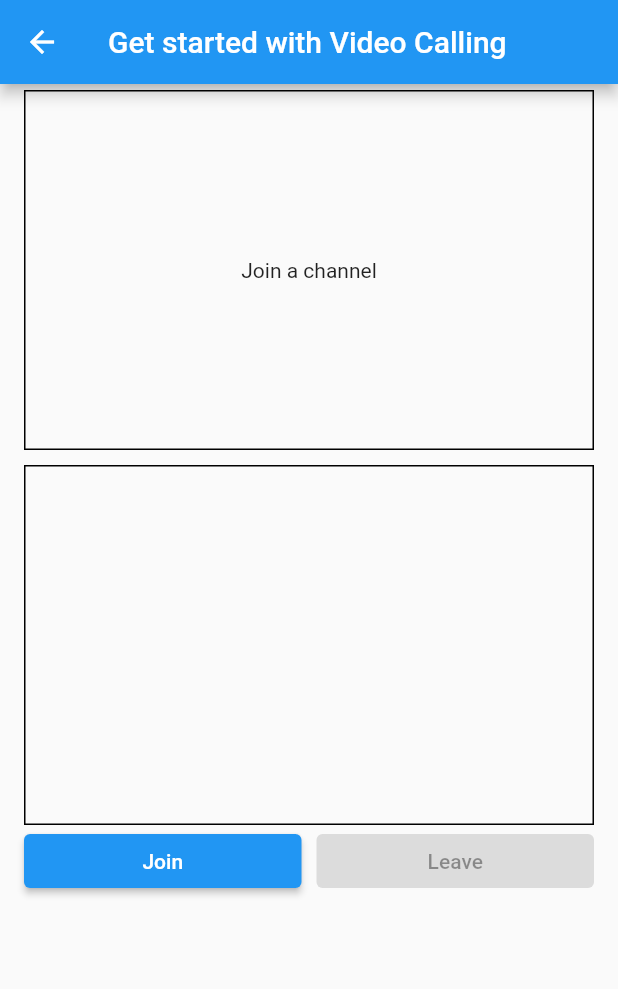
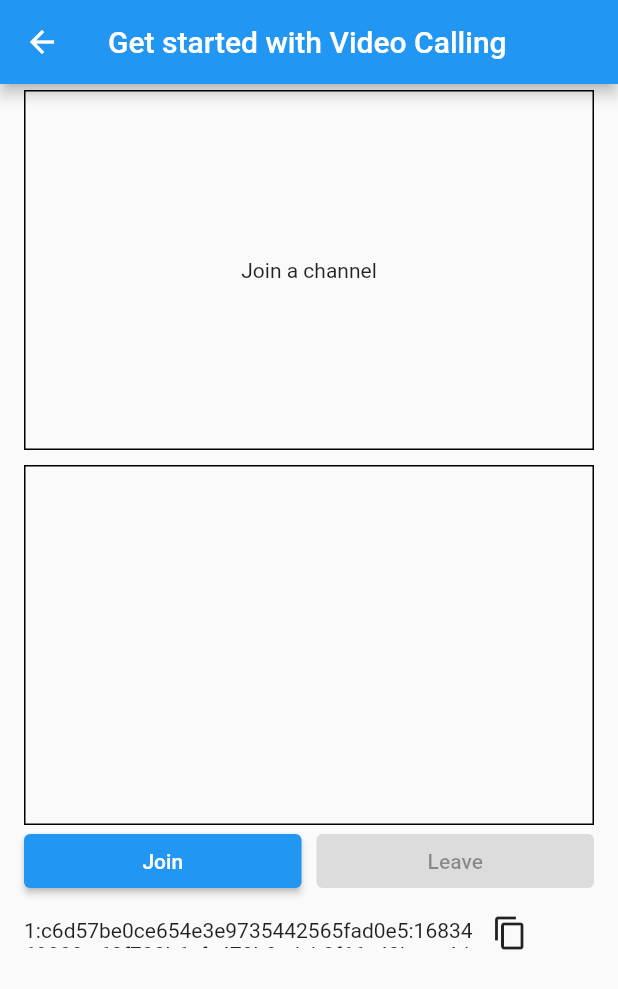
Before and after one commit to mirza-d3x/researcher, a Flutter app: the VideoCallingScreen screen opened directly, on a phone screen of 412 x 824 dp. Shown: the top 989 px of the screen. Run offline on Flutter 3.47's test engine with Material 2 defaults, Android fonts, the phone set to English and light mode, and no system bars; our stand-ins replace bloc, flutter_bloc, permission_handler, pull_to_refresh, shared_preferences; missing offline and left inert: agora_rtc_engine; accounts and stored records are empty.

Commit message:
video call added

```diff
--- a/lib/VideoCall/video_call_screen.dart
+++ b/lib/VideoCall/video_call_screen.dart
@@ -1,5 +1,9 @@
+import 'dart:convert';
+
 import 'package:agora_rtc_engine/agora_rtc_engine.dart';
+import 'package:crypto/crypto.dart';
 import 'package:flutter/material.dart';
+import 'package:flutter/services.dart';
 import 'package:permission_handler/permission_handler.dart';
 
 const String appId = "c6d57be0ce654e3e9735442565fad0e5";
@@ -14,7 +18,7 @@ class VideoCallingScreen extends StatefulWidget {
 class _VideoCallingScreenState extends State<VideoCallingScreen> {
   String channelName = "agora";
   String token =
-      "007eJxTYAjSu3vz0dEXLm6/P58ULxPLO/t2W23tXfkdPN6ZS7Pqzz9VYEg2SzE1T0o1SE41MzVJNU61NDc2NTExMjUzTUtMMUg1DQoMSmkIZGTIPOfKyMgAgSA+K0Nien5RIgMDAD8nIdA=";
+      "1:c6d57be0ce654e3e9735442565fad0e5:1683368018:c9c2a4a8424d60864e629119311d21b2d0a21126cc937b894b44db950642a306:0:agora:";
   int uid = 0;
 
   int? _remoteUid;
@@ -80,6 +84,31 @@ class _VideoCallingScreenState extends State<VideoCallingScreen> {
     );
   }
 
+  String generateToken(String appId, String appCertificate, String channelName,
+      int uid, int expirationTimeInSeconds) {
+    int timestamp = DateTime.now().millisecondsSinceEpoch ~/ 1000;
+    int expirationTimestamp = timestamp + expirationTimeInSeconds;
+
+    String rawTokenString =
+        appId + channelName + uid.toString() + expirationTimestamp.toString();
+
+    List<int> encodedAppCertificate = utf8.encode(appCertificate);
+    List<int> encodedTokenString = utf8.encode(rawTokenString);
+
+    List<int> buffer = List<int>.filled(
+        encodedTokenString.length + encodedAppCertificate.length, 0);
+    buffer.setRange(0, encodedTokenString.length, encodedTokenString);
+    buffer.setRange(
+        encodedTokenString.length, buffer.length, encodedAppCertificate);
+
+    Digest digest = sha256.convert(buffer);
+    String hexDigest = digest.toString();
+
+    String token =
+        "1:${appId}:${expirationTimestamp}:${hexDigest}:${uid}:${channelName}:";
+    return token;
+  }
+
   @override
   Widget build(BuildContext context) {
     return Scaffold(
@@ -128,9 +157,35 @@ class _VideoCallingScreenState extends State<VideoCallingScreen> {
                   child: const Text("Leave"),
                 ),
               ),
-              // Text(agoraEngine.getCallId().toString())
             ],
           ),
+          Row(
+            children: [
+              SizedBox(
+                width: 300,
+                height: 20,
+                child: Text(
+                  generateToken(appId, "87fdb0b082144320a2ed379e399b16a7",
+                      channelName, uid, 100000),
+                ),
+              ),
+              IconButton(
+                onPressed: () async {
+                  await Clipboard.setData(
+                    ClipboardData(
+                      text: generateToken(
+                          appId,
+                          "87fdb0b082144320a2ed379e399b16a7",
+                          channelName,
+                          uid,
+                          100000),
+                    ),
+                  );
+                },
+                icon: Icon(Icons.copy),
+              ),
+            ],
+          )
         ],
       ),
     );
--- a/pubspec.yaml
+++ b/pubspec.yaml
@@ -41,6 +41,7 @@ dependencies:
   pull_to_refresh: ^2.0.0
   agora_rtc_engine: ^6.1.1
   permission_handler: ^10.2.0
+  crypto: ^3.0.3
 
 dev_dependencies:
   flutter_test:
```
Also changed, not shown: pubspec.lock.
